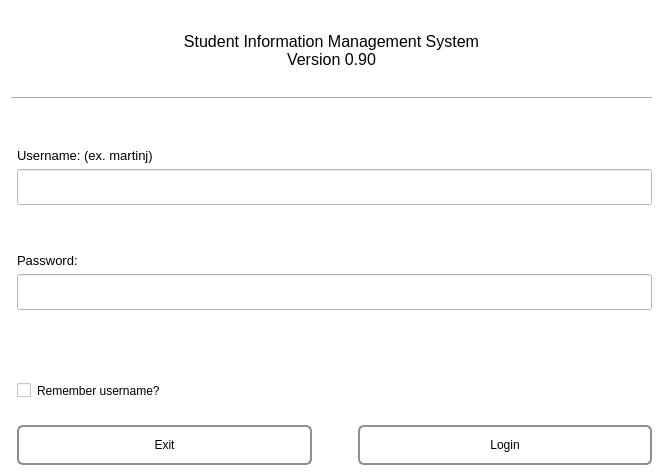
Before: the Qt Designer form Form Files/loginView.ui in alixabahena/SIMS, drawn with Qt 5.
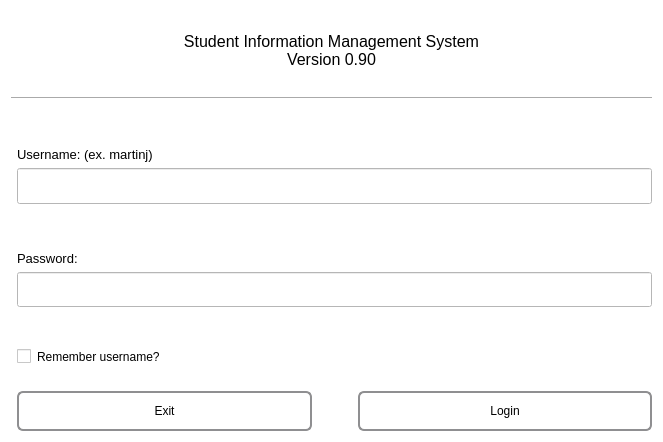
After: the same form once the commit is applied. Icons and pictures are not drawn.

Commit message: Entered basic tooltips into most views (where appropriate).

What changed in the file:
```diff
--- a/Form Files/loginView.ui
+++ b/Form Files/loginView.ui
@@ -7,7 +7,7 @@
     <x>0</x>
     <y>0</y>
     <width>663</width>
-    <height>476</height>
+    <height>442</height>
    </rect>
   </property>
   <property name="sizePolicy">
@@ -174,44 +174,18 @@
           </property>
          </widget>
         </item>
-        <item row="7" column="1">
-         <widget class="QLabel" name="loginStatus">
-          <property name="sizePolicy">
-           <sizepolicy hsizetype="Expanding" vsizetype="Preferred">
-            <horstretch>0</horstretch>
-            <verstretch>0</verstretch>
-           </sizepolicy>
-          </property>
-          <property name="font">
-           <font>
-            <pointsize>10</pointsize>
-            <weight>75</weight>
-            <bold>true</bold>
-           </font>
-          </property>
-          <property name="frameShape">
-           <enum>QFrame::NoFrame</enum>
-          </property>
-          <property name="text">
-           <string/>
-          </property>
-          <property name="alignment">
-           <set>Qt::AlignCenter</set>
-          </property>
-         </widget>
-        </item>
         <item row="8" column="1">
          <spacer name="verticalSpacer">
           <property name="orientation">
            <enum>Qt::Vertical</enum>
           </property>
           <property name="sizeType">
-           <enum>QSizePolicy::Expanding</enum>
+           <enum>QSizePolicy::Preferred</enum>
           </property>
           <property name="sizeHint" stdset="0">
            <size>
             <width>80</width>
-            <height>40</height>
+            <height>30</height>
            </size>
           </property>
          </spacer>
@@ -352,29 +326,6 @@
           </item>
          </layout>
         </item>
-        <item row="11" column="1">
-         <widget class="QLabel" name="loginStatus">
-          <property name="sizePolicy">
-           <sizepolicy hsizetype="Expanding" vsizetype="Preferred">
-            <horstretch>0</horstretch>
-            <verstretch>0</verstretch>
-           </sizepolicy>
-          </property>
-          <property name="font">
-           <font>
-            <pointsize>10</pointsize>
-            <weight>75</weight>
-            <bold>true</bold>
-           </font>
-          </property>
-          <property name="text">
-           <string/>
-          </property>
-          <property name="alignment">
-           <set>Qt::AlignCenter</set>
-          </property>
-         </widget>
-        </item>
         <item row="9" column="1">
          <widget class="QCheckBox" name="rememberusername">
           <property name="text">
@@ -382,18 +333,31 @@
           </property>
          </widget>
         </item>
-        <item row="8" column="1">
-         <spacer name="verticalSpacer_4">
-          <property name="orientation">
-           <enum>Qt::Vertical</enum>
+        <item row="10" column="1">
+         <widget class="QLabel" name="loginStatus">
+          <property name="sizePolicy">
+           <sizepolicy hsizetype="Expanding" vsizetype="Preferred">
+            <horstretch>0</horstretch>
+            <verstretch>0</verstretch>
+           </sizepolicy>
           </property>
-          <property name="sizeHint" stdset="0">
-           <size>
-            <width>20</width>
-            <height>40</height>
-           </size>
+          <property name="font">
+           <font>
+            <pointsize>10</pointsize>
+            <weight>75</weight>
+            <bold>true</bold>
+           </font>
           </property>
-         </spacer>
+          <property name="frameShape">
+           <enum>QFrame::NoFrame</enum>
+          </property>
+          <property name="text">
+           <string/>
+          </property>
+          <property name="alignment">
+           <set>Qt::AlignCenter</set>
+          </property>
+         </widget>
         </item>
        </layout>
       </item>
```
Left out of the diff: 3 changed lines with no effect on the pictures. The commit also changes 8 other files.
